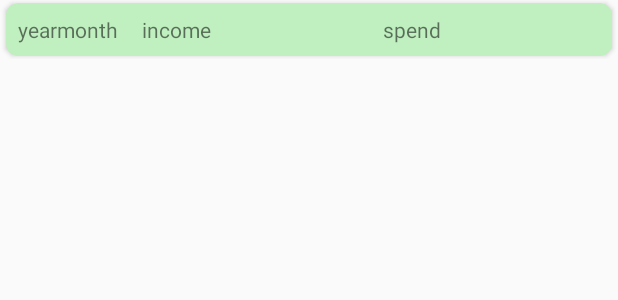
After one commit to watering95/MoneyRecord, an Android app: the layout card_book_statistics.xml on its own in the app's theme, with its tools: preview values and no code run, on a phone screen of 412 x 824 dp. The commit adds this screen. Shown: the top 300 px of the screen. Run offline under Robolectric (Android 15) with nearby library versions, the phone set to English and light mode, and no system bars.

Commit message:
version 1.23 Add FragmentBookStatistics

```diff
--- a/app/src/main/java/com/watering/moneyrecord/fragments/FragmentBook.kt
+++ b/app/src/main/java/com/watering/moneyrecord/fragments/FragmentBook.kt
@@ -52,6 +52,7 @@ class FragmentBook : Fragment() {
                     when(position) {
                         0 -> activity.supportActionBar?.setTitle(R.string.title_spend)
                         1 -> activity.supportActionBar?.setTitle(R.string.title_income)
+                        2 -> activity.supportActionBar?.setTitle(R.string.title_statistics)
                     }
                 }
             })
--- /dev/null
+++ b/app/src/main/res/layout/card_book_statistics.xml
@@ -0,0 +1,59 @@
+<?xml version="1.0" encoding="utf-8"?>
+<androidx.constraintlayout.widget.ConstraintLayout xmlns:android="http://schemas.android.com/apk/res/android"
+        xmlns:card_view="http://schemas.android.com/apk/res-auto"
+        xmlns:tools="http://schemas.android.com/tools"
+        android:layout_width="match_parent"
+                                                   android:layout_height="wrap_content">
+    <androidx.cardview.widget.CardView
+            android:layout_gravity="center"
+            android:layout_width="match_parent"
+            android:layout_height="wrap_content"
+            card_view:cardCornerRadius="8dp"
+            card_view:cardBackgroundColor="@color/colorWhiteGreen" card_view:layout_constraintTop_toTopOf="parent"
+            android:layout_marginTop="2dp" card_view:layout_constraintBottom_toBottomOf="parent"
+            android:layout_marginBottom="2dp" card_view:layout_constraintStart_toStartOf="parent"
+            android:layout_marginStart="4dp" card_view:layout_constraintEnd_toEndOf="parent"
+            android:layout_marginEnd="4dp">
+
+        <androidx.constraintlayout.widget.ConstraintLayout
+                android:layout_width="match_parent"
+                android:layout_height="wrap_content">
+
+
+            <TextView
+                    android:id="@+id/text_yearmonth_card_book_statistics"
+                    android:layout_width="wrap_content"
+                    android:layout_height="wrap_content"
+                    android:layout_marginStart="8dp"
+                    android:layout_marginTop="8dp"
+                    android:layout_marginBottom="8dp"
+                    android:text="yearmonth"
+                    card_view:layout_constraintBottom_toBottomOf="parent"
+                    card_view:layout_constraintStart_toStartOf="parent"
+                    card_view:layout_constraintTop_toTopOf="parent" />
+
+            <TextView
+                    android:id="@+id/text_income_card_book_statistics"
+                    android:layout_width="wrap_content"
+                    android:layout_height="wrap_content"
+                    android:layout_marginStart="16dp"
+                    android:text="income"
+                    card_view:layout_constraintBottom_toBottomOf="@+id/text_yearmonth_card_book_statistics"
+                    card_view:layout_constraintStart_toEndOf="@+id/text_yearmonth_card_book_statistics"
+                    card_view:layout_constraintTop_toTopOf="@+id/text_yearmonth_card_book_statistics" />
+
+            <TextView
+                    android:id="@+id/text_spend_card_book_statistics"
+                    android:layout_width="wrap_content"
+                    android:layout_height="wrap_content"
+                    android:text="spend"
+                    card_view:layout_constraintBottom_toBottomOf="@+id/text_income_card_book_statistics"
+                    card_view:layout_constraintEnd_toEndOf="parent"
+                    card_view:layout_constraintStart_toEndOf="@+id/text_income_card_book_statistics"
+                    card_view:layout_constraintTop_toTopOf="@+id/text_income_card_book_statistics" />
+        </androidx.constraintlayout.widget.ConstraintLayout>
+
+    </androidx.cardview.widget.CardView>
+
+
+</androidx.constraintlayout.widget.ConstraintLayout>
--- a/app/src/main/res/values/strings.xml
+++ b/app/src/main/res/values/strings.xml
@@ -39,9 +39,11 @@
     <string name="backward">backward</string>
     <string name="auto">자동생성</string>
     <string name="text"> </string>
+    <string name="yearmonth">년월</string>
     <string name="db_file_list">DB 파일 목록</string>
     <string name="title_spend">가계부 : 지출</string>
     <string name="title_income">가계부 : 수입</string>
+    <string name="title_statistics">가계부 : 통계</string>
     <string name="title_home">Home</string>
     <string name="title_book">가계부</string>
     <string name="title_accounts">계좌</string>
--- a/build.gradle
+++ b/build.gradle
@@ -8,7 +8,7 @@ buildscript {
 
     }
     dependencies {
-        classpath 'com.android.tools.build:gradle:3.5.1'
+        classpath 'com.android.tools.build:gradle:3.5.2'
         classpath "org.jetbrains.kotlin:kotlin-gradle-plugin:$kotlin_version"
         classpath 'com.google.gms:google-services:4.3.2'
         // NOTE: Do not place your application dependencies here; they belong
```
Also changed, not shown: app/src/main/java/com/watering/moneyrecord/entities/StatisticsMonthly.kt (added, +9 -0 lines), app/src/main/java/com/watering/moneyrecord/fragments/FragmentBookStatistics.kt (added, +63 -0 lines), app/src/main/java/com/watering/moneyrecord/view/PagerAdapterBook.kt (+5 -2 lines), app/src/main/java/com/watering/moneyrecord/view/RecyclerViewAdapterBookStatistics.kt (added, +44 -0 lines), app/src/main/res/layout/fragment_book.xml (+5 -5 lines), app/src/main/res/layout/fragment_book_statistics.xml (added, +64 -0 lines), app/src/main/res/layout/fragment_home.xml (+6 -6 lines), app/src/main/res/layout/fragment_home_list.xml (+14 -14 lines).
